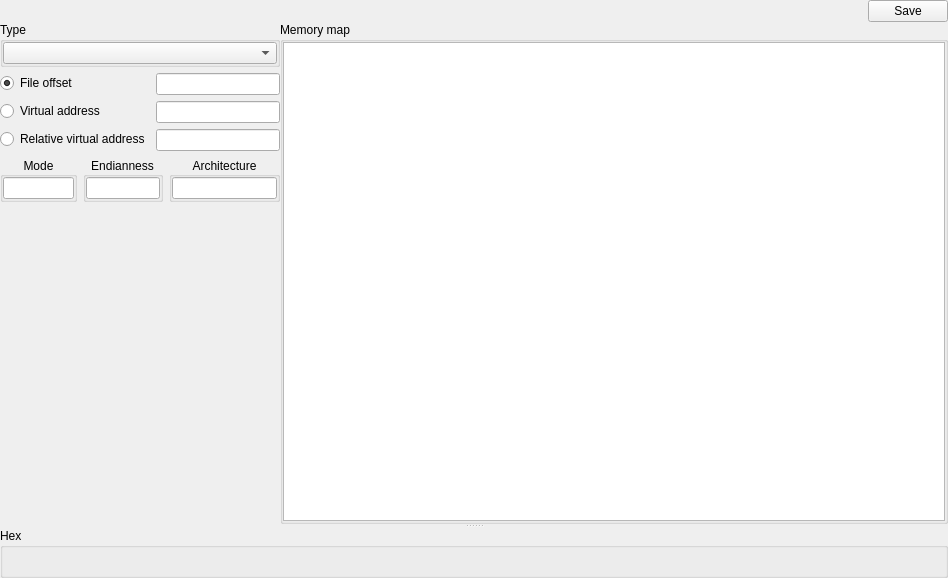
Qt form xmemorymapwidget.ui (horsicq/XMemoryMapWidget) before a commit.
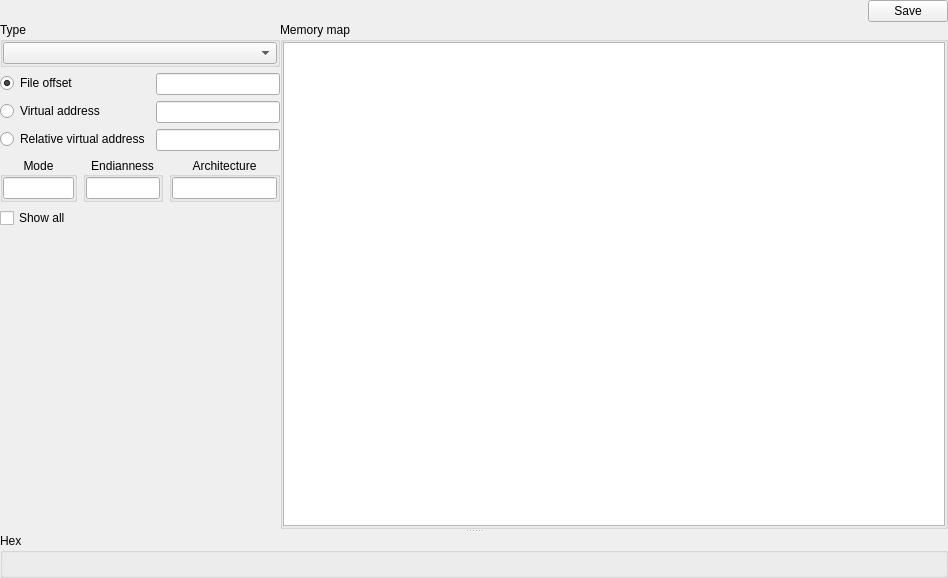
The same form after that commit. Custom widgets are drawn as their Qt base class.

The edit to the form file:
```diff
--- a/xmemorymapwidget.ui
+++ b/xmemorymapwidget.ui
@@ -31,7 +31,7 @@
      <property name="orientation">
       <enum>Qt::Vertical</enum>
      </property>
-     <widget class="QWidget" name="">
+     <widget class="QWidget" name="layoutWidget">
       <layout class="QVBoxLayout" name="verticalLayout_6">
        <property name="spacing">
         <number>0</number>
@@ -268,6 +268,13 @@
               </item>
              </layout>
             </item>
+            <item>
+             <widget class="QCheckBox" name="checkBoxShowAll">
+              <property name="text">
+               <string>Show all</string>
+              </property>
+             </widget>
+            </item>
             <item>
              <spacer name="verticalSpacer">
               <property name="orientation">
```
